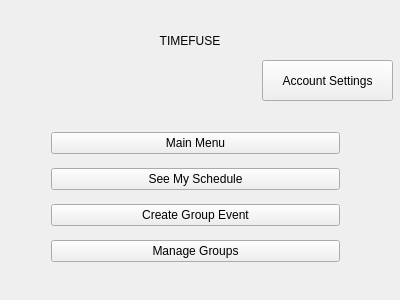
First picture: the form in home_screen.ui, repository allenh1/timefuse-client, before the edit.
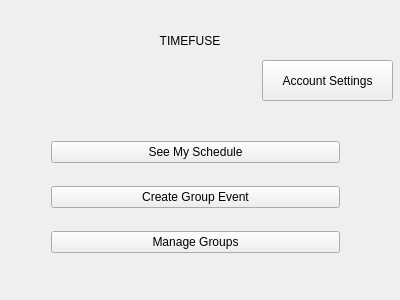
Second picture: the form after the edit.

Commit message: linked available windows to home screen buttons

What changed in the file:
```diff
--- a/home_screen.ui
+++ b/home_screen.ui
@@ -23,28 +23,21 @@
     </rect>
    </property>
    <layout class="QGridLayout" name="gridLayout">
-    <item row="0" column="0">
-     <widget class="QPushButton" name="main_menu">
-      <property name="text">
-       <string>Main Menu</string>
-      </property>
-     </widget>
-    </item>
-    <item row="3" column="0">
+    <item row="2" column="0">
      <widget class="QPushButton" name="manage_groups">
       <property name="text">
        <string>Manage Groups</string>
       </property>
      </widget>
     </item>
-    <item row="2" column="0">
+    <item row="1" column="0">
      <widget class="QPushButton" name="create_event">
       <property name="text">
        <string>Create Group Event</string>
       </property>
      </widget>
     </item>
-    <item row="1" column="0">
+    <item row="0" column="0">
      <widget class="QPushButton" name="see_schedule">
       <property name="text">
        <string>See My Schedule</string>
```
The commit also changes 8 other files.
